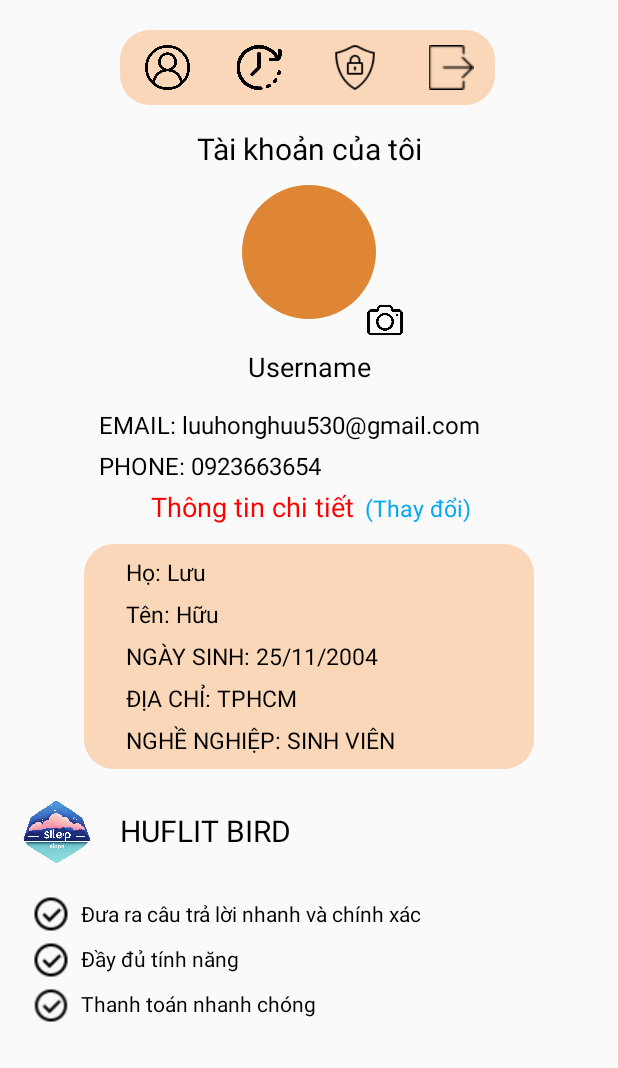
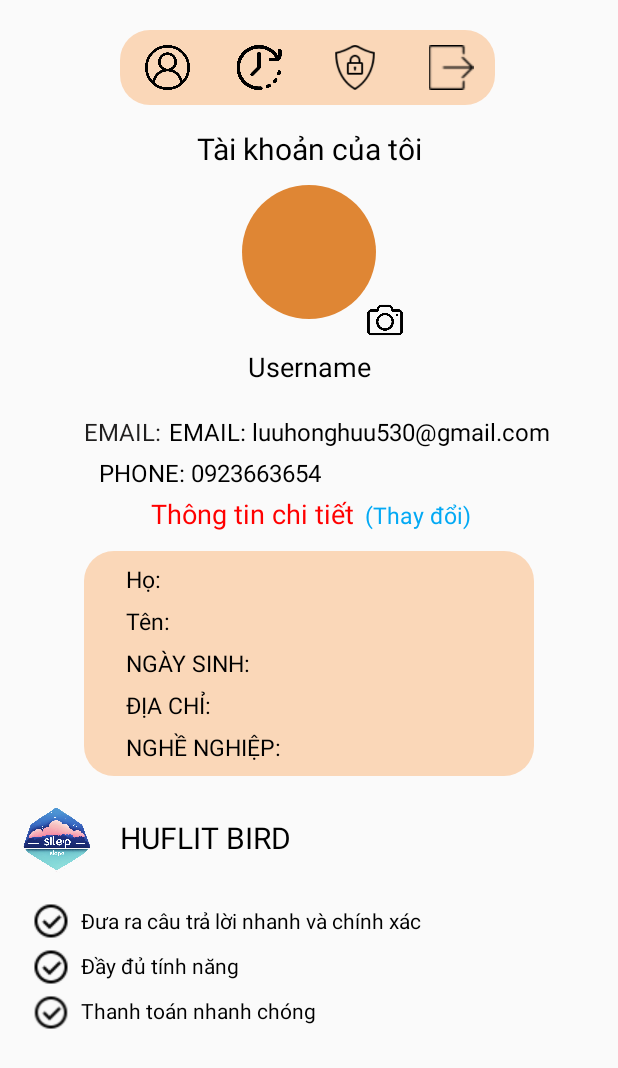
Before and after one commit to NaKMiers/Android_Huflit, an Android app: the layout activity_profile_view.xml on its own in the app's theme, with its tools: preview values and no code run, on a phone screen of 412 x 824 dp. Shown: the top 1068 px of the screen. Run offline under Robolectric (Android 15) with nearby library versions, the phone set to English and light mode, and no system bars.

Commit message:
show email profile view

```diff
--- a/app/src/main/java/com/anpha/android_huflit/Login.java
+++ b/app/src/main/java/com/anpha/android_huflit/Login.java
@@ -44,6 +44,7 @@ import okhttp3.Response;
         txtforgetpassword = findViewById(R.id.txtforgetpassword);
         txtloginwithgg = findViewById(R.id.txtloginwithgg);
         imgGG = findViewById(R.id.imgGG);
+
 
         btnsignin.setOnClickListener(new View.OnClickListener() {
             @Override
@@ -114,7 +115,7 @@ import okhttp3.Response;
                    final String myResponse = response.body().string();
                    Log.d("--------- Logined In RES -------", myResponse);
 
-                   // Lưu username vào SharedPreferences
+//                    Lưu username vào SharedPreferences
                    SharedPreferences preferences = getSharedPreferences("mypreferences", Context.MODE_PRIVATE);
                    SharedPreferences.Editor editor = preferences.edit();
                    editor.putString("username",username);
--- a/app/src/main/java/com/anpha/android_huflit/ProfileView.java
+++ b/app/src/main/java/com/anpha/android_huflit/ProfileView.java
@@ -11,18 +11,26 @@ import android.view.MenuInflater;
 import android.widget.TextView;
 
 public class ProfileView extends AppCompatActivity {
-    TextView txtnameuser,txtmailprofile;
+    TextView txtnameuser,txtemailprofile;
     @Override
     protected void onCreate(Bundle savedInstanceState) {
         super.onCreate(savedInstanceState);
         setContentView(R.layout.activity_profile_view);
         txtnameuser = findViewById(R.id.txtnameuser);
-        txtmailprofile= findViewById(R.id.txtmailprofile);
+        txtemailprofile= findViewById(R.id.txtemailprofile);
         SharedPreferences preferences = getSharedPreferences("mypreferences", Context.MODE_PRIVATE);
         String username = preferences.getString("username", ""); // Retrieve username
-//        String email =preferences.getString("email","");
        txtnameuser.setText(username);
-//       txtmailprofile.setText(email);
+       //lay du lieu trong Shared ra
+       SharedPreferences preferences1 = getSharedPreferences("mypreferences1",Context.MODE_PRIVATE);
+       String email = preferences1.getString("email","");
+       txtemailprofile.setText(email);
+
+
+
+
+
+
     }
 
     @Override
--- a/app/src/main/java/com/anpha/android_huflit/Register.java
+++ b/app/src/main/java/com/anpha/android_huflit/Register.java
@@ -56,11 +56,19 @@ public class Register extends AppCompatActivity {
         });
     }
 
+
+
+
     public void handleRegister(View view) {
         String email = edtemail.getText().toString();
         String username = edtusername.getText().toString();
         String password = edtpasswordlogin.getText().toString();
         String confirmPassword = edtpassagainregister.getText().toString();
+        saveUserData(email,username,password);
+        SharedPreferences preferences1 = getSharedPreferences("mypreferences1", Context.MODE_PRIVATE);
+        SharedPreferences.Editor editor = preferences1.edit();
+        editor.putString("email", email);
+        editor.apply(); // Di chuyển phần này xuống dưới
 
         //thông báo yêu cầu nhập thông tin của người dùng
         if(email.isEmpty())
@@ -135,7 +143,9 @@ public class Register extends AppCompatActivity {
                 }
             }
         });
+
     }
+
 
     private void saveUserData(String email, String username, String password) {
         SharedPreferences sharedPreferences = getSharedPreferences("UserData", Context.MODE_PRIVATE);
--- a/app/src/main/res/layout/activity_profile_view.xml
+++ b/app/src/main/res/layout/activity_profile_view.xml
@@ -117,14 +117,16 @@
         app:layout_constraintTop_toBottomOf="@+id/relativeLayout" />
 
     <TextView
-        android:id="@+id/txtmailprofile"
+        android:id="@+id/txtemailprofile"
         android:layout_width="280dp"
         android:layout_height="wrap_content"
-        android:layout_marginTop="15dp"
+        android:layout_marginTop="20dp"
+        android:layout_marginRight="3dp"
         android:text="EMAIL: luuhonghuu530@gmail.com"
         android:textColor="@color/black"
         android:textSize="16dp"
         app:layout_constraintEnd_toEndOf="parent"
+        app:layout_constraintHorizontal_bias="0.877"
         app:layout_constraintStart_toStartOf="parent"
         app:layout_constraintTop_toBottomOf="@+id/txtnameuser" />
 
@@ -138,7 +140,7 @@
         android:textColor="@color/black"
         app:layout_constraintEnd_toEndOf="parent"
         app:layout_constraintStart_toStartOf="parent"
-        app:layout_constraintTop_toBottomOf="@+id/txtmailprofile" />
+        app:layout_constraintTop_toBottomOf="@+id/txtemailprofile" />
 
     <LinearLayout
         android:id="@+id/thanhtext"
@@ -200,7 +202,7 @@
             android:layout_width="250dp"
             android:layout_height="wrap_content"
             android:padding="3dp"
-            android:text="Họ: Lưu"
+            android:text="Họ: "
             android:textColor="@color/black"
             android:textSize="15sp" />
 
@@ -209,7 +211,7 @@
             android:layout_width="250dp"
             android:layout_height="wrap_content"
             android:padding="3dp"
-            android:text="Tên: Hữu"
+            android:text="Tên:"
             android:textColor="@color/black"
             android:textSize="15sp" />
 
@@ -218,7 +220,7 @@
             android:layout_width="250dp"
             android:layout_height="wrap_content"
             android:padding="3dp"
-            android:text="NGÀY SINH: 25/11/2004"
+            android:text="NGÀY SINH: "
             android:textColor="@color/black"
             android:textSize="15sp" />
 
@@ -227,7 +229,7 @@
             android:layout_width="250dp"
             android:layout_height="wrap_content"
             android:padding="3dp"
-            android:text="ĐỊA CHỈ: TPHCM"
+            android:text="ĐỊA CHỈ: "
             android:textColor="@color/black"
             android:textSize="15sp" />
 
@@ -236,7 +238,7 @@
             android:layout_width="250dp"
             android:layout_height="wrap_content"
             android:padding="3dp"
-            android:text="NGHỀ NGHIỆP: SINH VIÊN"
+            android:text="NGHỀ NGHIỆP: "
             android:textColor="@color/black"
             android:textSize="15sp" />
     </LinearLayout>
@@ -343,4 +345,19 @@
             android:textColor="@color/black"/>
     </LinearLayout>
 
+    <TextView
+        android:id="@+id/textView5"
+        android:layout_width="wrap_content"
+        android:layout_height="wrap_content"
+        android:layout_marginLeft="5dp"
+        android:layout_marginTop="20dp"
+        android:paddingLeft="1dp"
+        android:text="EMAIL:"
+        android:textColor="#201F1F"
+        android:textSize="16sp"
+        app:layout_constraintEnd_toStartOf="@+id/txtemailprofile"
+        app:layout_constraintHorizontal_bias="0.918"
+        app:layout_constraintStart_toStartOf="parent"
+        app:layout_constraintTop_toBottomOf="@+id/txtnameuser" />
+
 </androidx.constraintlayout.widget.ConstraintLayout>
```
